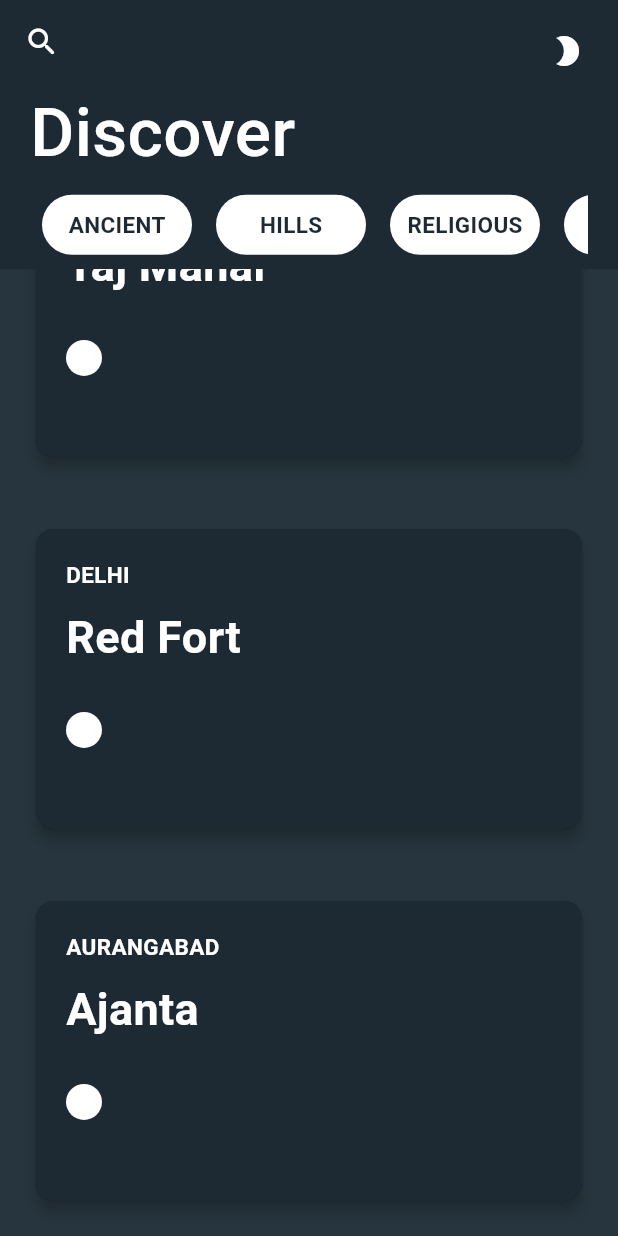
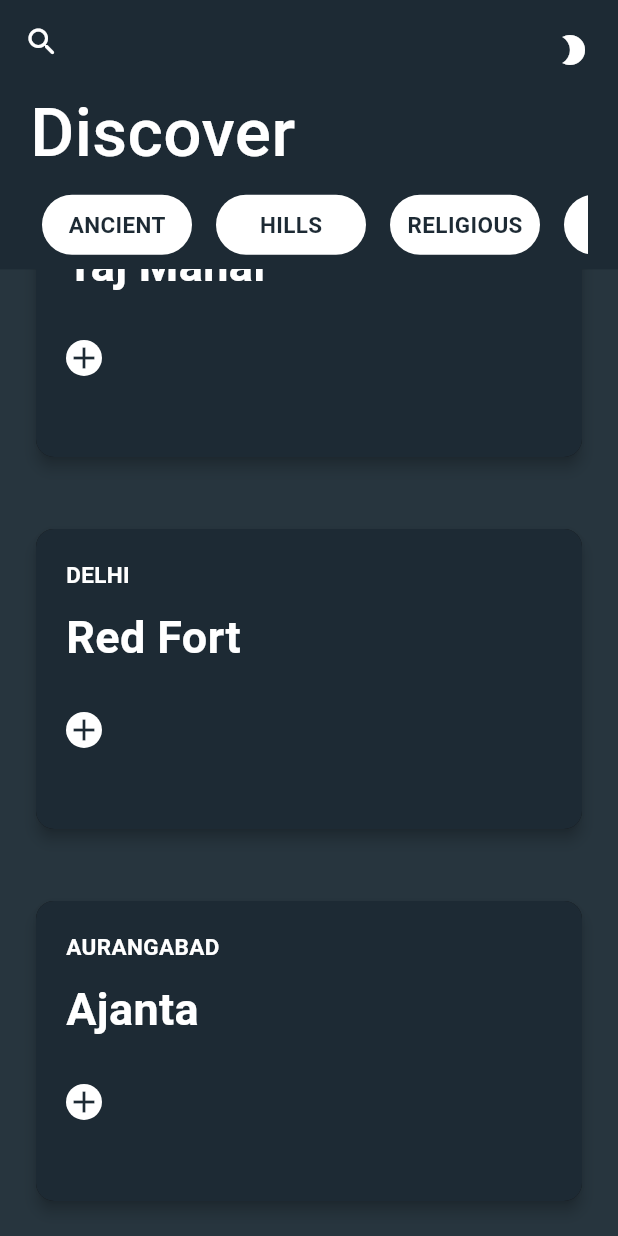
Before and after one commit to emekss/Explore_App_UI, a Flutter app: the screen it shows after launch, scrolled down 99 dp, after a tap on the "brightness 2" icon, on a phone screen of 412 x 824 dp. Run offline on Flutter 3.47's test engine with Material 3 defaults, Android fonts, the phone set to English and light mode, and no system bars.

Commit message:
themedata updated

```diff
--- a/lib/components/add_button.dart
+++ b/lib/components/add_button.dart
@@ -7,11 +7,13 @@ class AddButton extends StatelessWidget {
   Widget build(BuildContext context) {
     return Container(
       height: 40,
-      decoration:
-          const BoxDecoration(color: Colors.white, shape: BoxShape.circle),
+      decoration: const BoxDecoration(
+        color: Colors.white,
+        shape: BoxShape.circle,
+      ),
       child: Icon(
         Icons.add,
-        color: Theme.of(context).colorScheme.tertiary,
+        color: Theme.of(context).colorScheme.secondary,
       ),
     );
   }
--- a/lib/components/new_theme_button.dart
+++ b/lib/components/new_theme_button.dart
@@ -11,22 +11,24 @@ class ThemeButton extends StatefulWidget {
 }
 
 class _ThemeButtonState extends State<ThemeButton> {
-  bool isDarkMode = false;
+  bool get isDarkMode => false;
 
   @override
   Widget build(BuildContext context) {
-    return Column(
-      mainAxisAlignment: MainAxisAlignment.center,
-      children: [
+    return SizedBox(
+      height: 30,
+      width: 40,
+      child:
           // Toggle Button
           IconButton(
-          icon: isDarkMode ? Icon(Icons.wb_sunny) : Icon(Icons.brightness_2),
+        color: Theme.of(context).colorScheme.tertiary,
+        icon: isDarkMode
+            ? const Icon(Icons.wb_sunny)
+            : const Icon(Icons.brightness_2),
         onPressed: () {
           Provider.of<ThemeProvider>(context, listen: false).toggleTheme();
         },
       ),
-        // Additional content...
-      ],
     );
   }
 }
--- a/lib/home_screen.dart
+++ b/lib/home_screen.dart
@@ -1,14 +1,18 @@
 import 'package:flutter/material.dart';
 import 'package:flutter_application_1/components/list.dart';
 import 'package:flutter_application_1/components/header_row.dart';
-import 'package:flutter_application_1/components/theme_button.dart';
 import 'package:flutter_application_1/components/travel_card.dart';
 
 import 'components/new_theme_button.dart';
 
-class HomeScreen extends StatelessWidget {
+class HomeScreen extends StatefulWidget {
   const HomeScreen({super.key});
 
+  @override
+  State<HomeScreen> createState() => _HomeScreenState();
+}
+
+class _HomeScreenState extends State<HomeScreen> {
   @override
   Widget build(BuildContext context) {
     return Scaffold(
--- a/lib/main.dart
+++ b/lib/main.dart
@@ -1,5 +1,3 @@
-import 'dart:js';
-
 import 'package:flutter/material.dart';
 import 'package:flutter_application_1/home_screen.dart';
 import 'package:flutter_application_1/theme/theme_provider.dart';
```
Also changed, not shown: lib/components/theme_button.dart (deleted, +0 -23 lines), 13 other files. Lines whose indentation alone changed are shown as unchanged.
